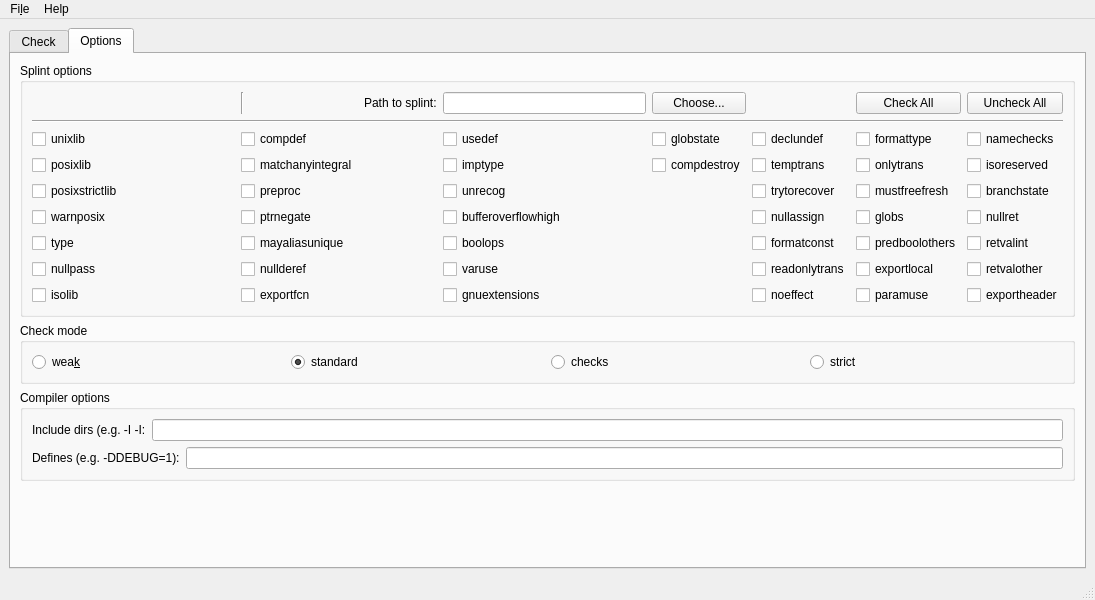
Before: the Qt Designer form scaper.ui in stdcerr/scaper, drawn with Qt 5.
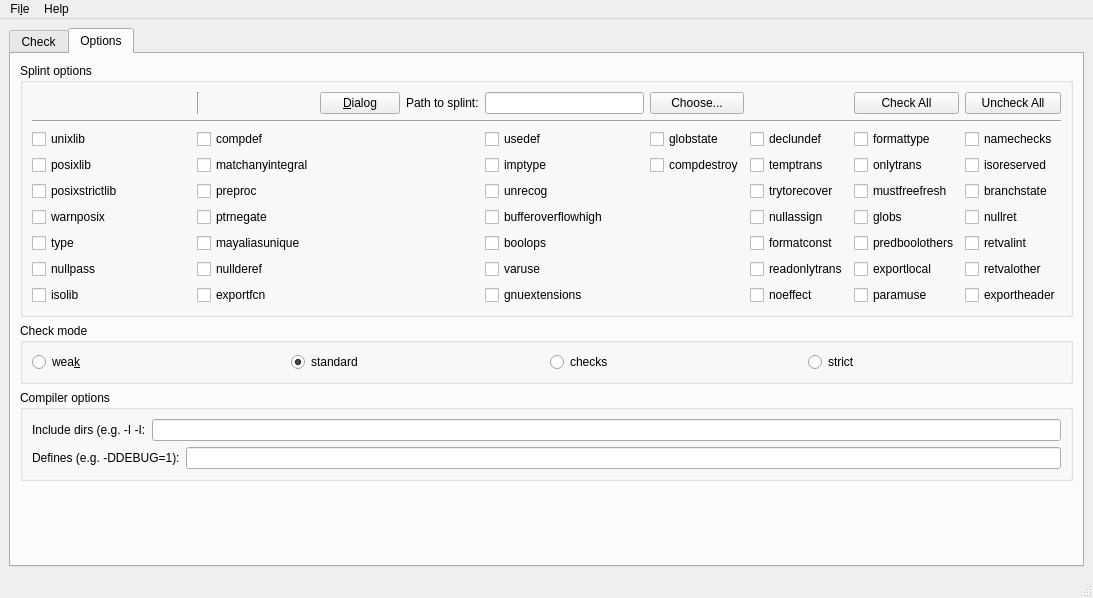
After: the same form once the commit is applied.

Commit message: not much in terms of functionality, dialog not working yet

What changed in the file:
```diff
--- a/scaper.ui
+++ b/scaper.ui
@@ -6,8 +6,8 @@
    <rect>
     <x>0</x>
     <y>0</y>
-    <width>1095</width>
-    <height>600</height>
+    <width>1093</width>
+    <height>598</height>
    </rect>
   </property>
   <property name="windowTitle">
@@ -163,14 +163,35 @@
            <string>Splint options</string>
           </property>
           <layout class="QGridLayout" name="gridLayout_2">
-           <item row="0" column="4">
+           <item row="0" column="1">
+            <widget class="Line" name="line_2">
+             <property name="orientation">
+              <enum>Qt::Vertical</enum>
+             </property>
+            </widget>
+           </item>
+           <item row="0" column="3">
+            <widget class="QLabel" name="pathtosplintLabel">
+             <property name="text">
+              <string>Path to splint:</string>
+             </property>
+            </widget>
+           </item>
+           <item row="11" column="8">
+            <widget class="QCheckBox" name="nullretCheckBox">
+             <property name="text">
+              <string>nullret</string>
+             </property>
+            </widget>
+           </item>
+           <item row="0" column="5">
             <widget class="QPushButton" name="pathtosplintPushButton">
              <property name="text">
               <string>Choose...</string>
              </property>
             </widget>
            </item>
-           <item row="13" column="3">
+           <item row="13" column="4">
             <widget class="QCheckBox" name="varuseCheckBox">
              <property name="text">
               <string>varuse</string>
@@ -184,7 +205,7 @@
              </property>
             </widget>
            </item>
-           <item row="5" column="3">
+           <item row="5" column="4">
             <widget class="QCheckBox" name="usedefCheckBox">
              <property name="text">
               <string>usedef</string>
@@ -198,7 +219,7 @@
              </property>
             </widget>
            </item>
-           <item row="7" column="3">
+           <item row="7" column="4">
             <widget class="QCheckBox" name="imptypeCheckBox">
              <property name="text">
               <string>imptype</string>
@@ -212,13 +233,20 @@
              </property>
             </widget>
            </item>
-           <item row="11" column="3">
+           <item row="11" column="4">
             <widget class="QCheckBox" name="bufferoverflowhighCheckBox">
              <property name="text">
               <string>bufferoverflowhigh</string>
              </property>
             </widget>
            </item>
+           <item row="7" column="6">
+            <widget class="QCheckBox" name="temptransCheckBox">
+             <property name="text">
+              <string>temptrans</string>
+             </property>
+            </widget>
+           </item>
            <item row="12" column="0">
             <widget class="QCheckBox" name="typeCheckBox">
              <property name="text">
@@ -233,14 +261,21 @@
              </property>
             </widget>
            </item>
-           <item row="10" column="5">
+           <item row="10" column="6">
             <widget class="QCheckBox" name="trytorecoverCheckBox">
              <property name="text">
               <string>trytorecover</string>
              </property>
             </widget>
            </item>
-           <item row="12" column="3">
+           <item row="2" column="0" colspan="9">
+            <widget class="Line" name="line">
+             <property name="orientation">
+              <enum>Qt::Horizontal</enum>
+             </property>
+            </widget>
+           </item>
+           <item row="12" column="4">
             <widget class="QCheckBox" name="boolopsCheckBox">
              <property name="text">
               <string>boolops</string>
@@ -254,12 +289,8 @@
              </property>
             </widget>
            </item>
-           <item row="2" column="0" colspan="8">
-            <widget class="Line" name="line">
-             <property name="orientation">
-              <enum>Qt::Horizontal</enum>
-             </property>
-            </widget>
+           <item row="0" column="4">
+            <widget class="QLineEdit" name="pathtosplintLineEdit"/>
            </item>
            <item row="13" column="1">
             <widget class="QCheckBox" name="nullderefCheckBox">
@@ -268,52 +299,42 @@
              </property>
             </widget>
            </item>
-           <item row="0" column="1">
-            <widget class="Line" name="line_2">
-             <property name="orientation">
-              <enum>Qt::Vertical</enum>
-             </property>
-            </widget>
-           </item>
-           <item row="0" column="3">
-            <widget class="QLineEdit" name="pathtosplintLineEdit"/>
-           </item>
-           <item row="0" column="2">
-            <widget class="QLabel" name="pathtosplintLabel">
+           <item row="7" column="5">
+            <widget class="QCheckBox" name="compdestroyCheckBox">
              <property name="text">
-              <string>Path to splint:</string>
+              <string>compdestroy</string>
              </property>
             </widget>
            </item>
-           <item row="5" column="4">
+           <item row="5" column="5">
             <widget class="QCheckBox" name="globstateCheckBox">
              <property name="text">
               <string>globstate</string>
              </property>
             </widget>
            </item>
-           <item row="5" column="6">
+           <item row="5" column="7">
             <widget class="QCheckBox" name="formattypeCheckBox">
              <property name="text">
               <string>formattype</string>
              </property>
             </widget>
            </item>
-           <item row="7" column="6">
+           <item row="7" column="7">
             <widget class="QCheckBox" name="onlytransCheckBox">
              <property name="text">
               <string>onlytrans</string>
              </property>
             </widget>
            </item>
-           <item row="11" column="6">
+           <item row="11" column="7">
             <widget class="QCheckBox" name="globsCheckBox">
              <property name="text">
               <string>globs</string>
              </property>
             </widget>
            </item>
-           <item row="13" column="6">
+           <item row="13" column="7">
             <widget class="QCheckBox" name="exportlocalCheckBox">
              <property name="text">
               <string>exportlocal</string>
@@ -355,63 +376,56 @@
              </property>
             </widget>
            </item>
-           <item row="10" column="6">
+           <item row="10" column="7">
             <widget class="QCheckBox" name="mustfreefreshCheckBox">
              <property name="text">
               <string>mustfreefresh</string>
              </property>
             </widget>
            </item>
-           <item row="10" column="3">
-            <widget class="QCheckBox" name="unrecogCheckBox">
-             <property name="text">
-              <string>unrecog</string>
-             </property>
-            </widget>
-           </item>
-           <item row="10" column="7">
+           <item row="10" column="8">
             <widget class="QCheckBox" name="branchstateCheckBox">
              <property name="text">
               <string>branchstate</string>
              </property>
             </widget>
            </item>
-           <item row="11" column="7">
-            <widget class="QCheckBox" name="nullretCheckBox">
+           <item row="10" column="4">
+            <widget class="QCheckBox" name="unrecogCheckBox">
              <property name="text">
-              <string>nullret</string>
+              <string>unrecog</string>
              </property>
             </widget>
            </item>
-           <item row="13" column="7">
+           <item row="13" column="8">
             <widget class="QCheckBox" name="retvalotherCheckBox">
              <property name="text">
               <string>retvalother</string>
              </property>
             </widget>
            </item>
-           <item row="12" column="7">
+           <item row="12" column="8">
             <widget class="QCheckBox" name="retvalintCheckBox">
              <property name="text">
               <string>retvalint</string>
              </property>
             </widget>
            </item>
-           <item row="12" column="6">
+           <item row="12" column="7">
             <widget class="QCheckBox" name="predboolothersCheckBox">
              <property name="text">
               <string>predboolothers</string>
              </property>
             </widget>
            </item>
-           <item row="5" column="7">
+           <item row="5" column="8">
             <widget class="QCheckBox" name="namechecksCheckBox">
              <property name="text">
               <string>namechecks</string>
              </property>
             </widget>
            </item>
-           <item row="7" column="7">
+           <item row="7" column="8">
             <widget class="QCheckBox" name="isoreservedCheckBox">
              <property name="text">
               <string>isoreserved</string>
@@ -432,84 +446,70 @@
              </property>
             </widget>
            </item>
-           <item row="14" column="3">
+           <item row="14" column="4">
             <widget class="QCheckBox" name="gnuextensionsCheckBox">
              <property name="text">
               <string>gnuextensions</string>
              </property>
             </widget>
            </item>
-           <item row="14" column="6">
-            <widget class="QCheckBox" name="paramuseCheckBox">
-             <property name="text">
-              <string>paramuse</string>
-             </property>
-            </widget>
-           </item>
-           <item row="14" column="7">
+           <item row="14" column="8">
             <widget class="QCheckBox" name="exportheaderCheckBox">
              <property name="text">
               <string>exportheader</string>
              </property>
             </widget>
            </item>
-           <item row="7" column="5">
-            <widget class="QCheckBox" name="temptransCheckBox">
+           <item row="14" column="7">
+            <widget class="QCheckBox" name="paramuseCheckBox">
              <property name="text">
-              <string>temptrans</string>
+              <string>paramuse</string>
              </property>
             </widget>
            </item>
-           <item row="5" column="5">
+           <item row="5" column="6">
             <widget class="QCheckBox" name="declundefCheckBox">
              <property name="text">
               <string>declundef</string>
              </property>
             </widget>
            </item>
-           <item row="11" column="5">
+           <item row="11" column="6">
             <widget class="QCheckBox" name="nullassignCheckBox">
              <property name="text">
               <string>nullassign</string>
              </property>
             </widget>
            </item>
-           <item row="12" column="5">
+           <item row="12" column="6">
             <widget class="QCheckBox" name="formatconstCheckBox">
              <property name="text">
               <string>formatconst</string>
              </property>
             </widget>
            </item>
-           <item row="13" column="5">
-            <widget class="QCheckBox" name="readonlytransCheckBox">
-             <property name="text">
-              <string>readonlytrans</string>
-             </property>
-            </widget>
-           </item>
-           <item row="7" column="4">
-            <widget class="QCheckBox" name="compdestroyCheckBox">
-             <property name="text">
-              <string>compdestroy</string>
-             </property>
-            </widget>
-           </item>
-           <item row="14" column="5">
+           <item row="14" column="6">
             <widget class="QCheckBox" name="noeffectCheckBox">
              <property name="text">
               <string>noeffect</string>
              </property>
             </widget>
            </item>
-           <item row="0" column="7">
+           <item row="13" column="6">
+            <widget class="QCheckBox" name="readonlytransCheckBox">
+             <property name="text">
+              <string>readonlytrans</string>
+             </property>
+            </widget>
+           </item>
+           <item row="0" column="8">
             <widget class="QPushButton" name="uncheckallPushButton">
              <property name="text">
               <string>Uncheck All</string>
              </property>
             </widget>
            </item>
-           <item row="0" column="6">
+           <item row="0" column="7">
             <widget class="QPushButton" name="checkallPushButton">
              <property name="text">
               <string>Check All</string>
@@ -529,6 +529,13 @@
              </property>
             </spacer>
            </item>
+           <item row="0" column="2">
+            <widget class="QPushButton" name="dialogPushButton">
+             <property name="text">
+              <string>&amp;Dialog</string>
+             </property>
+            </widget>
+           </item>
           </layout>
          </widget>
         </item>
@@ -544,7 +551,7 @@
     <rect>
      <x>0</x>
      <y>0</y>
-     <width>1095</width>
+     <width>1093</width>
      <height>24</height>
     </rect>
    </property>
```
The commit also changes 7 other files.
